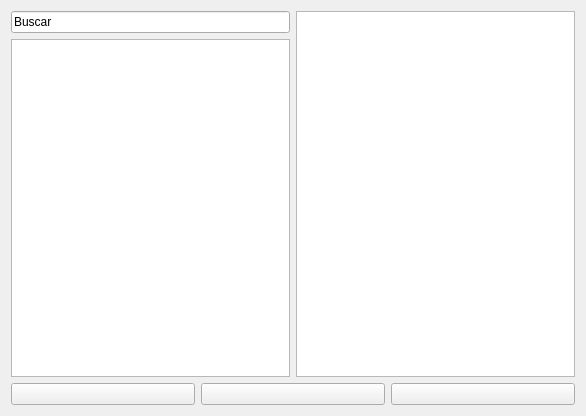
Above: mainwindow2.ui from zurdoTSP/droppy before the change. Below: the same form after it.
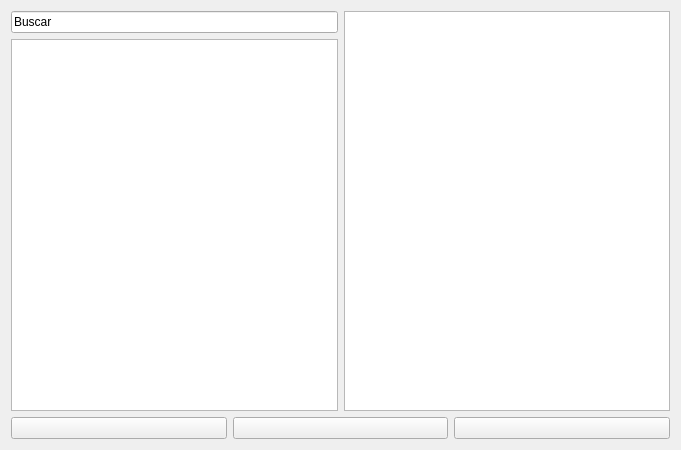
That is the form after the change.

Commit message: mejorando interfaz

The edit to the form file:
```diff
--- a/mainwindow2.ui
+++ b/mainwindow2.ui
@@ -6,8 +6,8 @@
    <rect>
     <x>0</x>
     <y>0</y>
-    <width>586</width>
-    <height>416</height>
+    <width>681</width>
+    <height>450</height>
    </rect>
   </property>
   <property name="windowTitle">
@@ -16,10 +16,6 @@
   <widget class="QWidget" name="centralWidget">
    <layout class="QGridLayout" name="gridLayout">
     <item row="0" column="0">
-     <layout class="QHBoxLayout" name="horizontalLayout_2">
-      <item>
-       <layout class="QVBoxLayout" name="verticalLayout">
-        <item>
          <widget class="QLineEdit" name="lineEdit">
           <property name="enabled">
            <bool>true</bool>
@@ -35,17 +31,13 @@
           </property>
          </widget>
         </item>
-        <item>
-         <widget class="QListWidget" name="carpetas"/>
-        </item>
-       </layout>
-      </item>
-      <item>
+    <item row="0" column="1" rowspan="2">
        <widget class="QListWidget" name="ficheros"/>
       </item>
-     </layout>
-    </item>
     <item row="1" column="0">
+     <widget class="QListWidget" name="carpetas"/>
+    </item>
+    <item row="2" column="0" colspan="2">
      <layout class="QHBoxLayout" name="horizontalLayout">
       <item>
        <widget class="QPushButton" name="nCarpeta">
```
Left out of the diff: 4 changed lines with no effect on the pictures. Lines whose indentation alone changed are shown as unchanged.
